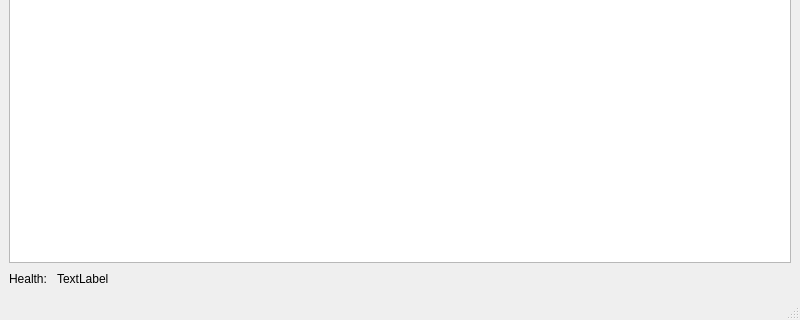
Before: the Qt Designer form graphics/basewindow.ui in Dlexeyn/qt-game, drawn with Qt 5; both pictures show x 0 to 800 and y 280 to 600 of the 800 by 600 pixel window.
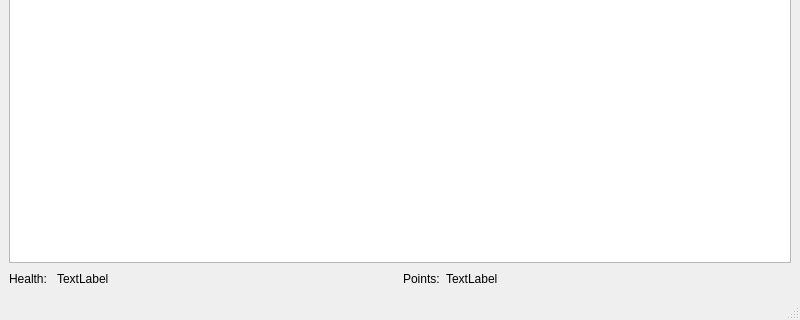
After: the same form once the commit is applied.

What changed in the file:
```diff
--- a/graphics/basewindow.ui
+++ b/graphics/basewindow.ui
@@ -19,6 +19,8 @@
      <widget class="QGraphicsView" name="graphicsView"/>
     </item>
     <item>
+     <layout class="QHBoxLayout" name="horizontalLayout_3">
+      <item>
      <layout class="QHBoxLayout" name="horizontalLayout">
       <item>
        <widget class="QLabel" name="TextLabel">
@@ -49,6 +51,39 @@
       </item>
      </layout>
     </item>
+      <item>
+       <layout class="QHBoxLayout" name="horizontalLayout_2">
+        <item>
+         <widget class="QLabel" name="TextLabel_2">
+          <property name="text">
+           <string>Points:</string>
+          </property>
+         </widget>
+        </item>
+        <item>
+         <widget class="QLabel" name="PointsLabel">
+          <property name="text">
+           <string>TextLabel</string>
+          </property>
+         </widget>
+        </item>
+        <item>
+         <spacer name="horizontalSpacer_2">
+          <property name="orientation">
+           <enum>Qt::Horizontal</enum>
+          </property>
+          <property name="sizeHint" stdset="0">
+           <size>
+            <width>40</width>
+            <height>20</height>
+           </size>
+          </property>
+         </spacer>
+        </item>
+       </layout>
+      </item>
+     </layout>
+    </item>
    </layout>
   </widget>
   <widget class="QMenuBar" name="menubar">
```
Left out of the diff: 2 changed lines with no effect on the pictures. Lines whose indentation alone changed are shown as unchanged.
